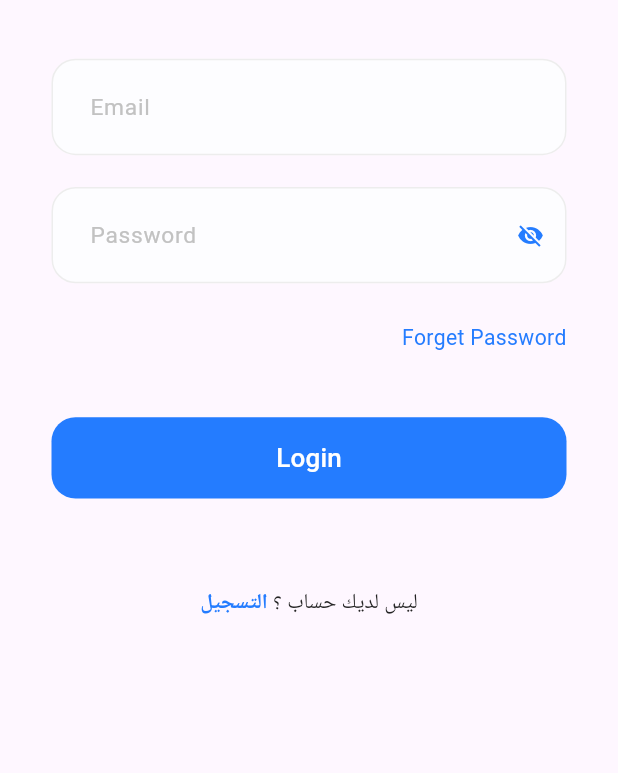
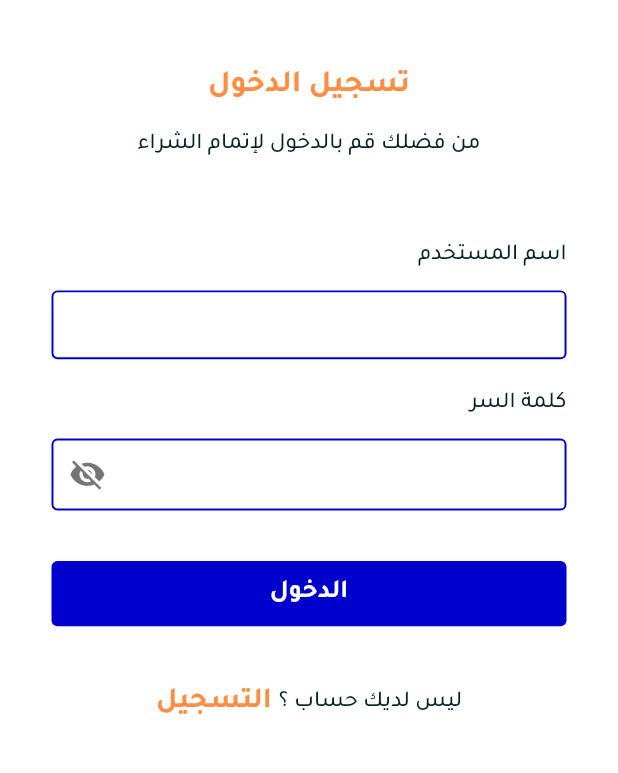
Before and after one commit to Ibrahim653/Ecommerce-App, a Flutter app: the screen it shows after launch, on a phone screen of 412 x 824 dp, the part 203-976 px from its top. Run offline on Flutter 3.47's test engine with Material 3 defaults, Android fonts, the phone set to English and light mode, and no system bars; our stand-ins replace dio, flutter_bloc, flutter_screenutil, freezed_annotation, get_it, pretty_dio_logger and 1 more; generated files the repository leaves out were written again.

Commit message:
edit login ui and finish it add register logo image

```diff
--- a/lib/core/helpers/constants.dart
+++ b/lib/core/helpers/constants.dart
@@ -1,4 +1,6 @@
 
 class Constants {
    static const String loginLogo = 'assets/images/login_logo.png';
+   static const String registerLogo = 'assets/images/login_logo.png';
+   static const String fontFamily = 'Tajawal';
 }
--- a/lib/core/theming/colors.dart
+++ b/lib/core/theming/colors.dart
@@ -3,8 +3,20 @@ import 'package:flutter/material.dart';
 class ColorsManager {
   static const Color mainBlue = Color(0xFF247CFF);
   static const Color darkBlue = Color(0xFF242424);
-  static const Color grey = Color(0xFF757575);
   static const Color lightGrey = Color(0xFFC2C2C2);
   static const Color lighterGrey = Color(0xFFEDEDED);
   static const Color moreLightGrey = Color(0xFFFDFDFF);
+
+
+
+
+  static const Color secondaryPink = Color(0xFFFF8E42);
+    static const Color textGrey = Color(0xFF032326);
+    static const Color primaryCyan = Color(0xFF0000CE);
+    static const Color white = Color(0xFFFFFFFF);
+    static const Color black = Color(0xFF000000);
+    static const Color appBackgroundColor = Color(0xFFF5F5F9);
+
+
+
 }
--- a/lib/core/theming/styles.dart
+++ b/lib/core/theming/styles.dart
@@ -5,11 +5,40 @@ import 'colors.dart';
 import 'font_weight_helper.dart';
 
 class Styles {
-  static TextStyle font24BlackBold = TextStyle(
-    fontSize: 24.sp,
+  static TextStyle font19PinkBold = TextStyle(
+    fontSize: 19.sp,
     fontWeight: FontWeightHelper.bold,
-    color: Colors.black,
+    color: ColorsManager.secondaryPink,
   );
+  static TextStyle font14GreyMedium = TextStyle(
+    fontSize: 14.sp,
+    fontWeight: FontWeightHelper.medium,
+    color: ColorsManager.textGrey,
+  );
+
+  static TextStyle font14CyanBold = TextStyle(
+    fontSize: 14.sp,
+    fontWeight: FontWeightHelper.bold,
+    color: ColorsManager.primaryCyan,
+  );
+    static TextStyle font16WhiteBold = TextStyle(
+    fontSize: 16.sp,
+    fontWeight: FontWeightHelper.bold,
+    color: ColorsManager.white,
+  );
+static TextStyle font18PinkBold = TextStyle(
+    fontSize: 18.sp,
+    fontWeight: FontWeightHelper.bold,
+    color: ColorsManager.secondaryPink,
+  );
+
+
+
+
+
+
+
+
 
   static TextStyle font32BlueBold = TextStyle(
     fontSize: 32.sp,
@@ -47,11 +76,7 @@ class Styles {
     color: Colors.white,
   );
 
-  static TextStyle font13GreyRegular = TextStyle(
-    fontSize: 13.sp,
-    fontWeight: FontWeightHelper.regular,
-    color: ColorsManager.grey,
-  );
+
 
   static TextStyle font13BlueRegular = TextStyle(
     fontSize: 13.sp,
@@ -62,7 +87,7 @@ class Styles {
   static TextStyle font14GreyRegular = TextStyle(
     fontSize: 14.sp,
     fontWeight: FontWeightHelper.regular,
-    color: ColorsManager.grey,
+    color: ColorsManager.textGrey,
   );
 
   static TextStyle font14LightGreyRegular = TextStyle(
@@ -82,17 +107,15 @@ class Styles {
     color: Colors.white,
   );
 
-
- static TextStyle font15DarkBlueMedium = TextStyle(
+  static TextStyle font15DarkBlueMedium = TextStyle(
     fontSize: 15.sp,
     fontWeight: FontWeightHelper.medium,
     color: ColorsManager.darkBlue,
   );
 
- static TextStyle font14BlueSemiBold = TextStyle(
+  static TextStyle font14BlueSemiBold = TextStyle(
     fontSize: 14.sp,
     fontWeight: FontWeightHelper.semiBold,
     color: ColorsManager.mainBlue,
   );
-
 }
--- a/lib/core/widgets/app_text_button.dart
+++ b/lib/core/widgets/app_text_button.dart
@@ -32,20 +32,20 @@ class AppTextButton extends StatelessWidget {
       style: ButtonStyle(
         shape: MaterialStateProperty.all<RoundedRectangleBorder>(
           RoundedRectangleBorder(
-            borderRadius: BorderRadius.circular(borderRadius ?? 16.0),
+            borderRadius: BorderRadius.circular(borderRadius ?? 4.0),
           ),
         ),
         backgroundColor: MaterialStatePropertyAll(
-          backgroundColor ?? ColorsManager.mainBlue,
+          backgroundColor ?? ColorsManager.primaryCyan,
         ),
         padding: MaterialStateProperty.all<EdgeInsets>(
           EdgeInsets.symmetric(
             horizontal: horizontalPadding?.w ?? 12.w,
-            vertical: verticalPadding?.h ?? 14.h,
+            vertical: verticalPadding?.h ?? 7.h,
           ),
         ),
         fixedSize: MaterialStateProperty.all(
-          Size(buttonWidth?.w ?? double.maxFinite, buttonHeight?.h ?? 50.h),
+          Size(buttonWidth?.w ?? double.maxFinite, buttonHeight?.h ?? 40.h),
         ),
       ),
       onPressed: onPressed,
--- a/lib/core/widgets/app_text_form_field.dart
+++ b/lib/core/widgets/app_text_form_field.dart
@@ -22,7 +22,7 @@ class CustomTextFormField extends StatelessWidget {
   final TextEditingController? controller;
   const CustomTextFormField({
     super.key,
-    @required this.title,
+   this.title,
     this.icon,
     this.focusNode,
     this.inputType,
@@ -47,44 +47,48 @@ class CustomTextFormField extends StatelessWidget {
       maxLines: maxLength ?? 1,
       enableInteractiveSelection: enablePaste,
       keyboardType: inputType,
+
       onChanged: onChanged,
       validator: (value) {
         return validator(value);
       },
       onSaved: onSaved,
       obscureText: obsecureText ?? false,
-      style: Styles.font14DarkBlueMedium,
+      style: Styles.font14CyanBold,
       decoration: InputDecoration(
           isDense: true,
           contentPadding: contentPadding ??
-              EdgeInsets.symmetric(vertical: 18.w, horizontal: 20.h),
+              EdgeInsets.symmetric(vertical: 10.w, horizontal: 12.h),
           filled: true,
-          fillColor: backgroundColor ?? ColorsManager.moreLightGrey,
+          fillColor: backgroundColor ?? ColorsManager.white,
           suffixIcon: suffexIcon,
-          hintText: title,
-          hintStyle: Styles.font14LightGreyRegular,
           prefixIcon: icon,
           border: OutlineInputBorder(
-              borderRadius: BorderRadius.circular(16),
+
+              borderRadius: BorderRadius.circular(4),
               borderSide: const BorderSide(
-                color: Color(0xFFD6D6D6),
+                color: ColorsManager.primaryCyan,
+            width: 1.3,
               )),
           disabledBorder: OutlineInputBorder(
-            borderRadius: BorderRadius.circular(16),
+            borderRadius: BorderRadius.circular(4),
             borderSide: const BorderSide(
-              color: Color(0xFFD6D6D6),
+              color:ColorsManager.primaryCyan,
+             width: 1.3,
             ),
           ),
           focusedBorder: OutlineInputBorder(
-            borderRadius: BorderRadius.circular(16),
+            borderRadius: BorderRadius.circular(4),
             borderSide: const BorderSide(
-              color: ColorsManager.mainBlue,
+              color: ColorsManager.primaryCyan,
+              width: 1.3,
             ),
           ),
           enabledBorder: OutlineInputBorder(
-            borderRadius: BorderRadius.circular(16),
+            borderRadius: BorderRadius.circular(4),
             borderSide: const BorderSide(
-              color: ColorsManager.lighterGrey,
+              color: ColorsManager.primaryCyan,
+               width: 1.3,
             ),
           ),
           errorBorder: OutlineInputBorder(
--- a/lib/e_commerce_app.dart
+++ b/lib/e_commerce_app.dart
@@ -1,3 +1,4 @@
+import 'package:e_commerce_app/core/helpers/constants.dart';
 import 'package:e_commerce_app/core/routing/routes.dart';
 import 'package:e_commerce_app/core/theming/colors.dart';
 import 'package:flutter/material.dart';
@@ -16,9 +17,12 @@ class EcommerceApp extends StatelessWidget {
       //  splitScreenMode: true,
       child: MaterialApp(
         debugShowCheckedModeBanner: false,
+
         title: 'Ecommerce App',
         theme: ThemeData(
+         colorScheme: ColorScheme.fromSwatch(backgroundColor: ColorsManager.appBackgroundColor),
           primaryColor: ColorsManager.mainBlue,
+          fontFamily: Constants.fontFamily
         ),
         onGenerateRoute: appRouter.generateRoute,
         initialRoute: Routes.loginScreen,
--- a/lib/features/login/ui/login_screen.dart
+++ b/lib/features/login/ui/login_screen.dart
@@ -27,42 +27,43 @@ class LoginScreen extends StatelessWidget {
       child: Padding(
         padding: EdgeInsets.symmetric(horizontal: 30.w, vertical: 30.h),
         child: SingleChildScrollView(
+          child: Directionality(
+            textDirection: TextDirection.rtl,
             child: Column(
-            crossAxisAlignment: CrossAxisAlignment.start,
+              crossAxisAlignment: CrossAxisAlignment.center,
               children: [
-          Center(
-            child: Image.asset(Constants.loginLogo,
+                Image.asset(
+                  Constants.loginLogo,
                   width: 128.w,
                   height: 95.h,
                 ),
+                verticalSpace(39),
+                Text(
+                  'تسجيل الدخول',
+                  style: Styles.font19PinkBold,
                 ),
-              verticalSpace(36),
-              Column(
-                children: [
+                verticalSpace(13),
+                Text(
+                  'من فضلك قم بالدخول لإتمام الشراء',
+                  style: Styles.font14GreyMedium,
+                ),
+                verticalSpace(48),
                 const EmailAndPassword(),
-                  verticalSpace(24),
-                  Align(
-                    alignment: AlignmentDirectional.centerEnd,
-                    child: Text(
-                      'Forget Password',
-                      style: Styles.font13BlueRegular,
-                    ),
-                  ),
-                  verticalSpace(40),
+
+
+                verticalSpace(29),
                 AppTextButton(
-                    buttonText: 'Login',
-                    textStyle: Styles.font16WhiteMedium,
+                  buttonText: 'الدخول',
+                  textStyle: Styles.font16WhiteBold,
                   onPressed: () {
                     validateThenDoLogin(context);
                   },
                 ),
-
-                  verticalSpace(55),
+                verticalSpace(32),
                 const DontHaveAccountText(),
-                  const LoginBlocListener(),
+                const LoginBlocListener()
               ],
-              )
-            ],
+            ),
           ),
         ),
       ),
--- a/lib/features/login/ui/widgets/dont_have_account_text.dart
+++ b/lib/features/login/ui/widgets/dont_have_account_text.dart
@@ -1,6 +1,4 @@
-import 'package:flutter/gestures.dart';
 import 'package:flutter/material.dart';
-
 import '../../../../core/helpers/extensions.dart';
 import '../../../../core/routing/routes.dart';
 import '../../../../core/theming/styles.dart';
@@ -10,24 +8,25 @@ class DontHaveAccountText extends StatelessWidget {
 
   @override
   Widget build(BuildContext context) {
-    return RichText(
-      textAlign: TextAlign.center,
-      text: TextSpan(
-        children: [
-          TextSpan(
-            text: 'ليس لديك حساب ؟',
-            style: Styles.font13DarkBlueRegular,
+    return Row(
+      mainAxisAlignment: MainAxisAlignment.center,
+      children: [
+        Text(
+          'ليس لديك حساب ؟',
+          style: Styles.font14GreyMedium.copyWith(
           ),
-          TextSpan(
-            text: ' التسجيل',
-            style: Styles.font13BlueSemiBold,
-              recognizer: TapGestureRecognizer()
-              ..onTap = () {
-                context.pushReplacementNamed(Routes.registerScreen);
-              },
+        ),
+        GestureDetector(
+          onTap: () {
+            context.pushReplacementNamed(Routes.registerScreen);
+          },
+          child: Text(
+            ' التسجيل',
+            style: Styles.font18PinkBold.copyWith(
+            ),
           ),
-        ],
-      ),
+        ),
+      ],
     );
   }
 }
--- a/lib/features/login/ui/widgets/email_and_password.dart
+++ b/lib/features/login/ui/widgets/email_and_password.dart
@@ -1,9 +1,9 @@
+import 'package:e_commerce_app/core/theming/styles.dart';
 import 'package:flutter/material.dart';
 import 'package:flutter_bloc/flutter_bloc.dart';
 import 'package:flutter_screenutil/flutter_screenutil.dart';
 
 import '../../../../core/helpers/spacing.dart';
-import '../../../../core/theming/colors.dart';
 import '../../../../core/widgets/app_text_form_field.dart';
 import '../../logic/cubit/login_cubit.dart';
 
@@ -22,35 +22,53 @@ class _EmailAndPasswordState extends State<EmailAndPassword> {
     return Form(
       key: context.read<LoginCubit>().formKey,
       child: Column(
+        crossAxisAlignment: CrossAxisAlignment.start,
         children: [
+          Padding(
+            padding: const EdgeInsets.only(bottom: 12),
+            child: Text(
+              'اسم المستخدم',
+              style: Styles.font14GreyMedium,
+            ),
+          ),
           CustomTextFormField(
-            title: 'Email',
             validator: (value) {
               if (value == null || value.isEmpty) {
-                return 'please enter a valid email';
+                return 'برجاء إدخال اسم مستخدم صحيح';
               }
             },
             controller: context.read<LoginCubit>().emailController,
           ),
-          verticalSpace(18.h),
+          verticalSpace(16.h),
+           Padding(
+            padding: const EdgeInsets.only(bottom: 12),
+            child: Text(
+              'كلمة السر',
+              style: Styles.font14GreyMedium,
+            ),
+          ),
           CustomTextFormField(
             controller: context.read<LoginCubit>().passwordController,
             obsecureText: isObsecure,
-            suffexIcon: IconButton(
-              color: ColorsManager.mainBlue,
-              onPressed: () {
+            suffexIcon: GestureDetector(
+              onTap: () {
                 setState(() {
                   isObsecure = !isObsecure;
                 });
               },
-              icon: isObsecure
-                  ? const Icon(Icons.visibility_off)
-                  : const Icon(Icons.visibility),
+              child: Padding(
+                padding: const EdgeInsets.all(8.0),
+                child: Icon(
+                  isObsecure ? Icons.visibility_off : Icons.visibility,
+                  color: Colors.black54,
+                  size: 23.sp,
+                ),
+              ),
             ),
             title: 'Password',
             validator: (value) {
               if (value == null || value.isEmpty) {
-                return 'please enter a valid password';
+                return 'كلمة السر غير صحيحة';
               }
             },
           ),
--- a/lib/features/register/ui/register_screen.dart
+++ b/lib/features/register/ui/register_screen.dart
@@ -20,6 +20,8 @@ class RegisterScreen extends StatelessWidget {
         child: Padding(
           padding: EdgeInsets.symmetric(horizontal: 30.w, vertical: 30.h),
           child: SingleChildScrollView(
+            child: Directionality(
+              textDirection: TextDirection.rtl,
               child: Column(
                 crossAxisAlignment: CrossAxisAlignment.start,
                 children: [
@@ -56,6 +58,7 @@ class RegisterScreen extends StatelessWidget {
             ),
           ),
         ),
+      ),
     );
   }
 
```
Also changed, not shown: pubspec.yaml (+10 -11 lines), assets/images/register_logo.png (added). Lines whose indentation alone changed are shown as unchanged.
